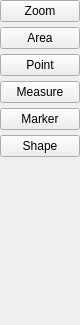
First picture: the form in QTCpp/src/chartuseraction.ui, repository OmidArdestani/Chart-User-Action, before the edit.
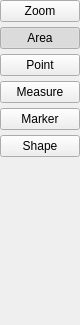
Second picture: the form after the edit.

Diff of the .ui file:
```diff
--- a/QTCpp/src/chartuseraction.ui
+++ b/QTCpp/src/chartuseraction.ui
@@ -47,6 +47,15 @@
      <property name="text">
       <string>Area</string>
      </property>
+     <property name="checkable">
+      <bool>true</bool>
+     </property>
+     <property name="checked">
+      <bool>true</bool>
+     </property>
+     <attribute name="buttonGroup">
+      <string notr="true">buttonGroup</string>
+     </attribute>
     </widget>
    </item>
    <item>
```
Left out of the diff: 39 changed lines with no effect on the pictures.
